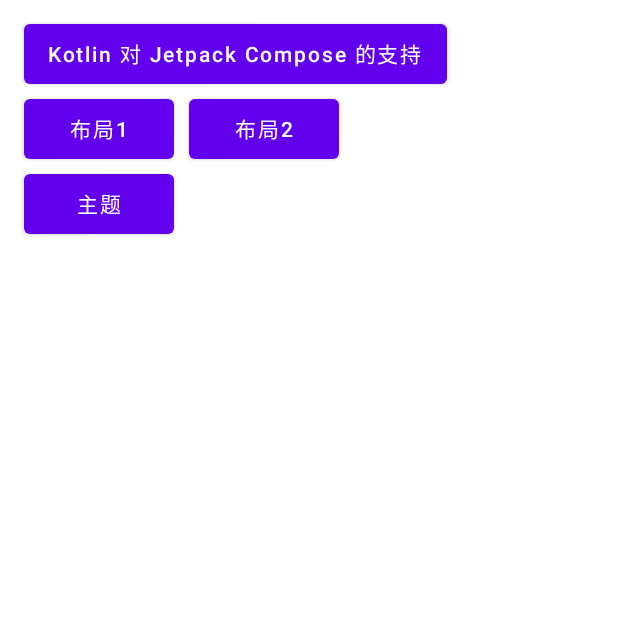
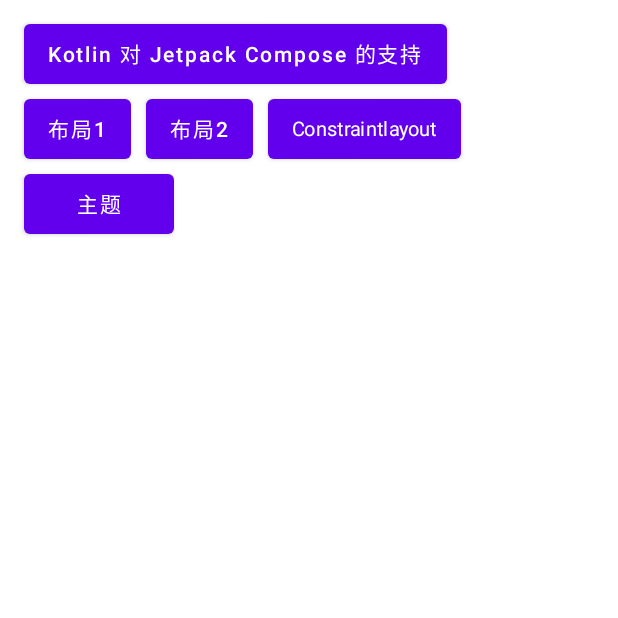
Before and after one commit to thatCbin/ComposeUi, an Android app built with Jetpack Compose: the screen it shows after launch (MainActivity), on a phone screen of 412 x 824 dp, the top half of it. Run offline under Robolectric (Android 15) with nearby library versions, the phone set to English and light mode, and no system bars.

Commit message:
更多的布局例子

```diff
--- a/app/src/main/AndroidManifest.xml
+++ b/app/src/main/AndroidManifest.xml
@@ -26,6 +26,8 @@
         <activity android:name="com.cbin.composeui.layout.LayoutActivity" />
         <activity android:name="com.cbin.composeui.ThemeActivity" />
 
+        <activity android:name=".layout.ConstraintLayoutActivity" />
+
     </application>
 
 </manifest>
--- a/app/src/main/java/com/cbin/composeui/MainActivity.kt
+++ b/app/src/main/java/com/cbin/composeui/MainActivity.kt
@@ -8,11 +8,16 @@ import androidx.activity.ComponentActivity
 import androidx.activity.compose.setContent
 import androidx.compose.foundation.layout.*
 import androidx.compose.material.Button
+import androidx.compose.material.MaterialTheme.typography
 import androidx.compose.material.Text
 import androidx.compose.runtime.Composable
 import androidx.compose.ui.Modifier
+import androidx.compose.ui.text.TextStyle
+import androidx.compose.ui.text.font.FontWeight
 import androidx.compose.ui.tooling.preview.Preview
 import androidx.compose.ui.unit.dp
+import androidx.compose.ui.unit.sp
+import com.cbin.composeui.layout.ConstraintLayoutActivity
 import com.cbin.composeui.layout.LayoutActivity
 import com.cbin.composeui.layout.RowActivity
 import com.cbin.composeui.ui.theme.CompseUiTheme
@@ -46,9 +51,8 @@ class MainActivity : ComponentActivity() {
             2 -> {
                 LayoutActivity.start(this)
             }
-
             3 -> {
-
+                ConstraintLayoutActivity.start(this)
             }
             else -> Toast.makeText(this, "没找到对应按钮功能", Toast.LENGTH_LONG).show()
         }
@@ -66,19 +70,21 @@ class MainActivity : ComponentActivity() {
         ) {
             Column(modifier = Modifier.padding(16.dp)) {
 
-                helloWord()
+                HelloWord()
 
                 Spacer(Modifier.height(10.dp))
 
                 Row() {
-                    layoutA()
+                    LayoutA()
                     Spacer(Modifier.width(10.dp))
-                    layoutB()
+                    LayoutB()
+                    Spacer(Modifier.width(10.dp))
+                    LayoutC()
                 }
 
                 Spacer(Modifier.height(10.dp))
 
-                themeUi()
+                ThemeUi()
 
             }
         }
@@ -86,7 +92,7 @@ class MainActivity : ComponentActivity() {
     }
 
     @Composable
-    fun helloWord() {
+    fun HelloWord() {
         Button(
             onClick = { btnClick(0) },
             modifier = Modifier
@@ -100,11 +106,10 @@ class MainActivity : ComponentActivity() {
     }
 
     @Composable
-    fun layoutA() {
+    fun LayoutA() {
         Button(
             onClick = { btnClick(1) },
             modifier = Modifier
-                .width(100.dp)
                 .height(40.dp)
         ) {
             Text(
@@ -115,11 +120,10 @@ class MainActivity : ComponentActivity() {
     }
 
     @Composable
-    fun layoutB() {
+    fun LayoutB() {
         Button(
             onClick = { btnClick(2) },
             modifier = Modifier
-                .width(100.dp)
                 .height(40.dp)
         ) {
             Text(
@@ -130,7 +134,25 @@ class MainActivity : ComponentActivity() {
     }
 
     @Composable
-    fun themeUi() {
+    fun LayoutC() {
+        Button(
+            onClick = { btnClick(3) },
+            modifier = Modifier
+                .height(40.dp)
+        ) {
+            Text(
+                text = "Constraintlayout",
+                style = TextStyle(
+                    fontWeight = FontWeight.Normal,
+                    fontSize = 13.sp,
+                    letterSpacing = 0.25.sp
+                ),
+            )
+        }
+    }
+
+    @Composable
+    fun ThemeUi() {
         Button(
             onClick = { btnClick(3) },
             modifier = Modifier
--- a/app/src/main/java/com/cbin/composeui/ui/theme/Type.kt
+++ b/app/src/main/java/com/cbin/composeui/ui/theme/Type.kt
@@ -13,6 +13,7 @@ val Typography = Typography(
         fontWeight = FontWeight.Normal,
         fontSize = 16.sp
     )
+
     /* Other default text styles to override
     button = TextStyle(
         fontFamily = FontFamily.Default,
```
Also changed, not shown: app/build.gradle (+6 -2 lines), app/src/main/java/com/cbin/composeui/layout/ConstraintLayoutActivity.kt (added, +207 -0 lines), app/src/main/java/com/cbin/composeui/layout/LayoutActivity.kt (+14 -8 lines), app/src/main/java/com/cbin/composeui/ui/theme/Spacers.kt (added, +33 -0 lines).
